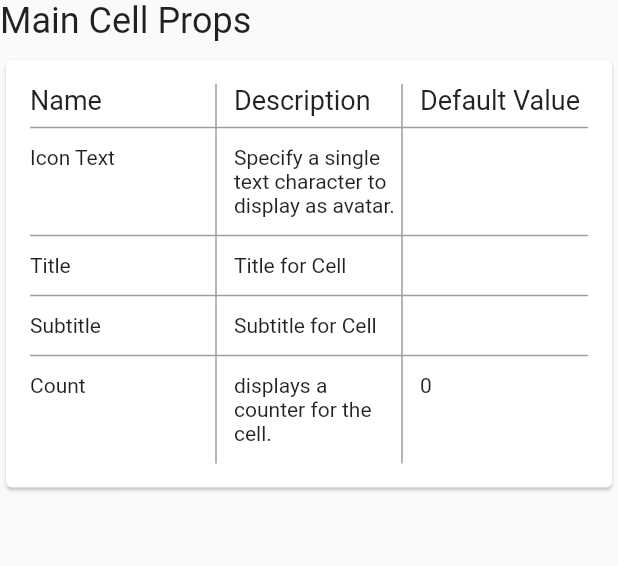
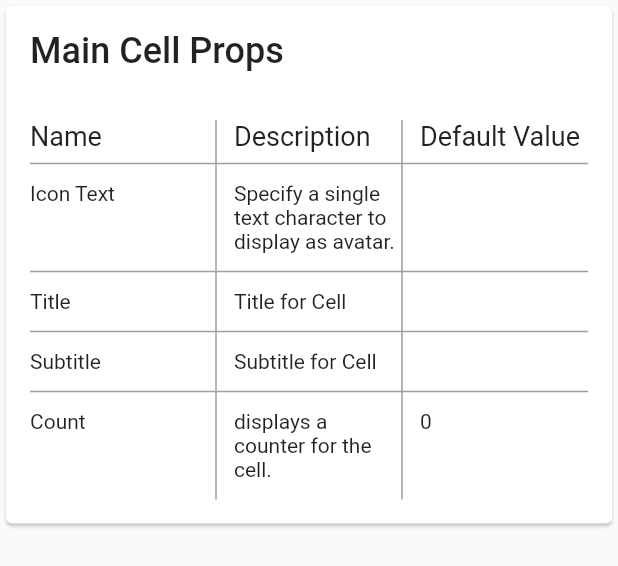
Before and after one commit to ml-opensource/ui_dynamo, a Flutter app: the PropTable widget shown alone on an empty page, opened directly, on a phone screen of 412 x 824 dp. Shown: the top 566 px of the screen. Run offline on Flutter 3.47's test engine with Material 2 defaults, Android fonts, the phone set to English and light mode, and no system bars.

```diff
--- a/lib/props/props_widgets.dart
+++ b/lib/props/props_widgets.dart
@@ -1,6 +1,7 @@
 import 'package:flutter/material.dart';
 import 'package:flutter/widgets.dart';
 import 'package:flutter_storybook/flutter_storybook.dart';
+import 'package:flutter_storybook/ui/styles/text_styles.dart';
 
 class PropTableItem {
   final String name;
@@ -19,7 +20,6 @@ class PropTable extends StatelessWidget {
   final List<PropTableItem> items;
   final Widget title;
 
-  static const defaultTextStyle = TextStyle(fontSize: 24);
 
   const PropTable(
       {Key key, @required this.items, this.title = const Text('Props')})
@@ -28,18 +28,19 @@ class PropTable extends StatelessWidget {
   @override
   Widget build(BuildContext context) {
     return PresentationWidget(
+      child: Card(
+        child: Padding(
+          padding: const EdgeInsets.all(16.0),
           child: Column(
             mainAxisSize: MainAxisSize.min,
             crossAxisAlignment: CrossAxisAlignment.start,
-        children: <Widget>[
+            children: [
               Padding(
-            padding: const EdgeInsets.only(bottom: 8.0),
-            child: DefaultTextStyle.merge(style: defaultTextStyle, child: this.title),
+                padding: const EdgeInsets.only(bottom: 32.0),
+                child: DefaultTextStyle.merge(
+                    style: headerStyle, child: this.title),
               ),
-          Card(
-            child: Padding(
-              padding: const EdgeInsets.all(16.0),
-              child: Table(
+              Table(
                 border: TableBorder(
                     horizontalInside: BorderSide(
                       color: Colors.grey,
@@ -68,9 +69,9 @@ class PropTable extends StatelessWidget {
                   ...this.items.map((e) => buildTableRow(e)),
                 ],
               ),
+            ],
           ),
         ),
-        ],
       ),
     );
   }
--- /dev/null
+++ b/lib/ui/styles/text_styles.dart
@@ -0,0 +1,3 @@
+import 'package:flutter/rendering.dart';
+
+const headerStyle = TextStyle(fontSize: 24, fontWeight: FontWeight.w500);
```
Also changed, not shown: lib/ui/organization.dart (+4 -4 lines). Lines whose indentation alone changed are shown as unchanged.
